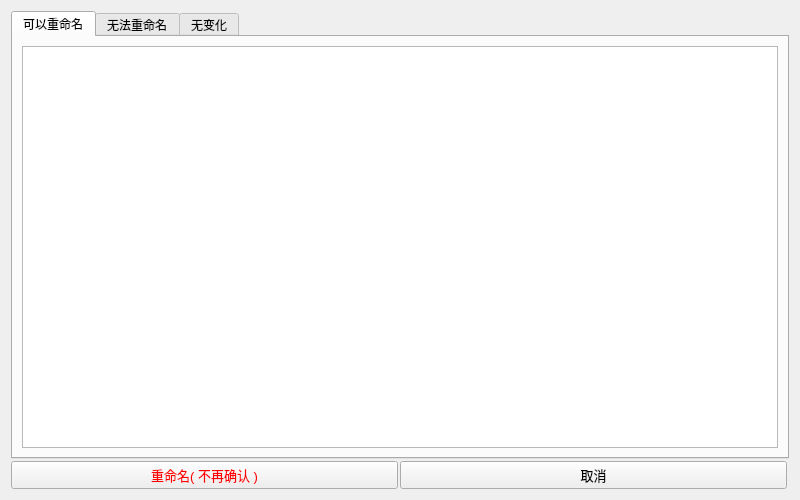
This is ui/previewwd.ui in hrpzcf/RenameTool as Qt 5 draws it before an edit. The edited form follows.
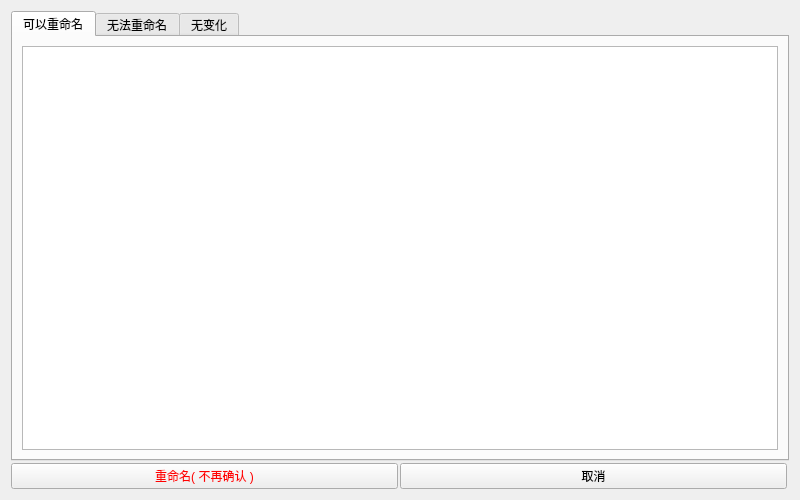
This is the edited form.

```diff
--- a/ui/previewwd.ui
+++ b/ui/previewwd.ui
@@ -37,11 +37,6 @@
       </property>
       <item>
        <widget class="QTabWidget" name="tabWidget">
-        <property name="font">
-         <font>
-          <family>Microsoft YaHei UI</family>
-         </font>
-        </property>
         <property name="currentIndex">
          <number>0</number>
         </property>
@@ -52,13 +47,6 @@
          <layout class="QHBoxLayout" name="horizontalLayout">
           <item>
            <widget class="QTextEdit" name="textEdit_successful">
-            <property name="font">
-             <font>
-              <family>Microsoft YaHei UI</family>
-              <pointsize>9</pointsize>
-              <underline>false</underline>
-             </font>
-            </property>
             <property name="contextMenuPolicy">
              <enum>Qt::NoContextMenu</enum>
             </property>
@@ -175,14 +163,6 @@
             </disabled>
            </palette>
           </property>
-          <property name="font">
-           <font>
-            <family>Microsoft YaHei UI</family>
-            <pointsize>10</pointsize>
-            <weight>50</weight>
-            <bold>false</bold>
-           </font>
-          </property>
           <property name="text">
            <string>重命名( 不再确认 )</string>
           </property>
@@ -190,14 +170,6 @@
         </item>
         <item>
          <widget class="QPushButton" name="btn_cancel">
-          <property name="font">
-           <font>
-            <family>Microsoft YaHei UI</family>
-            <pointsize>10</pointsize>
-            <weight>50</weight>
-            <bold>false</bold>
-           </font>
-          </property>
           <property name="text">
            <string>取消</string>
           </property>
```
Left out of the diff: 14 changed lines with no effect on the pictures.
